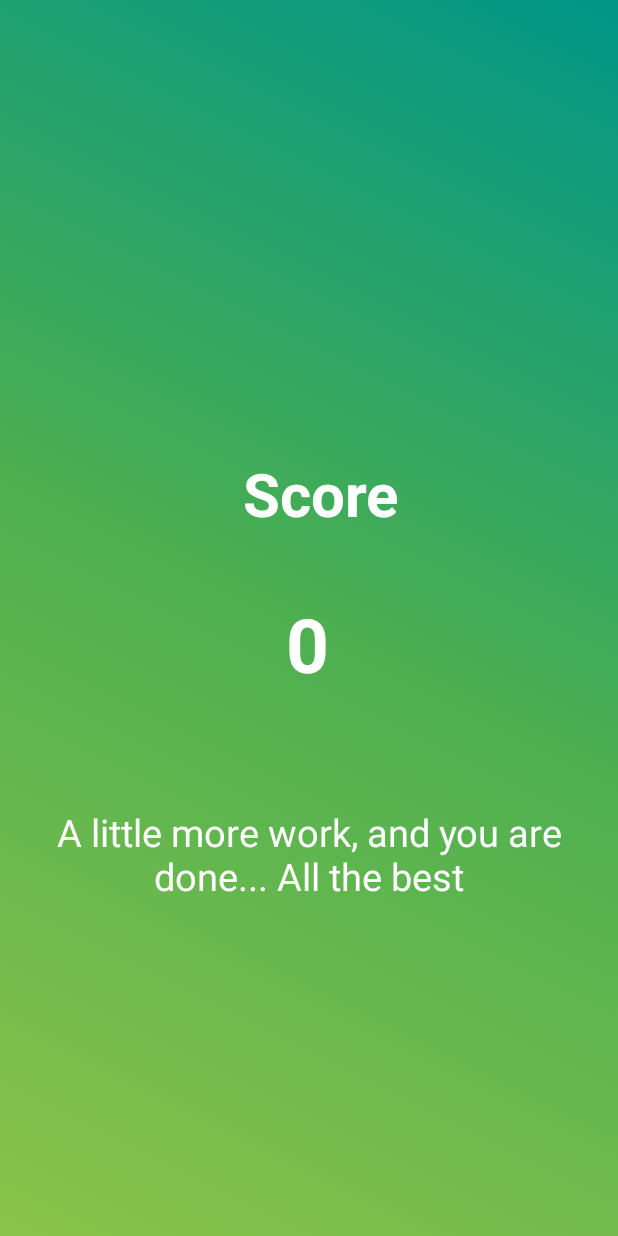
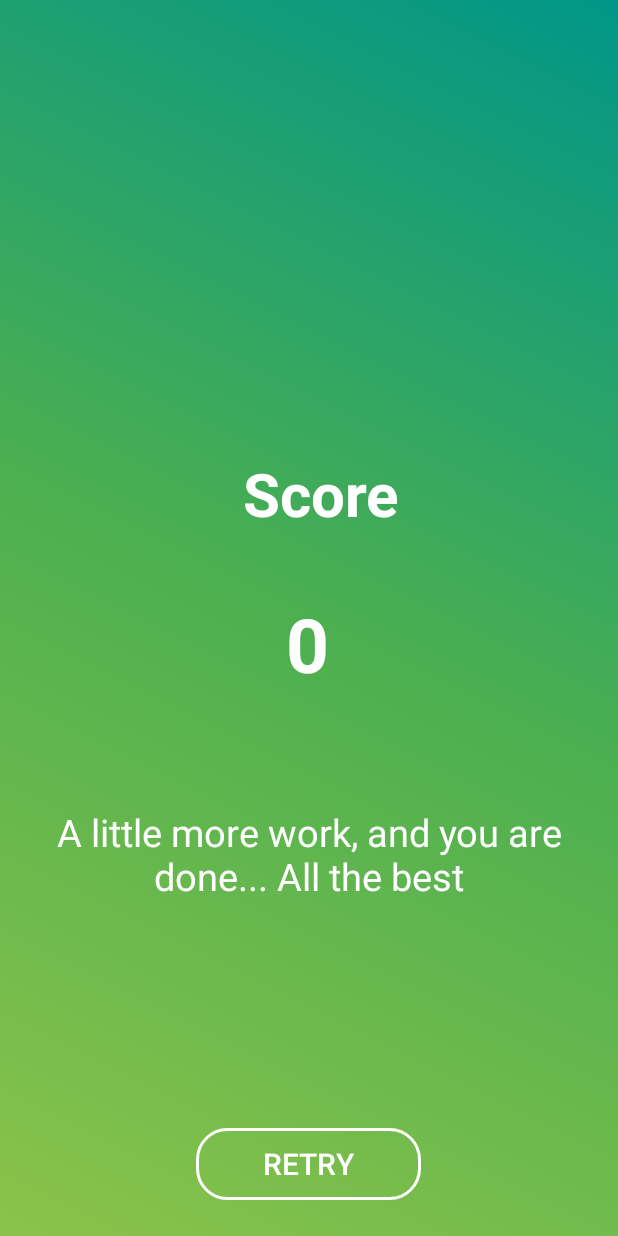
Before and after one commit to PranavPrakasan07/QuizApp, an Android app: the screen it shows after launch (Submitted), after a tap on "SUBMIT", on a phone screen of 412 x 824 dp. Run offline under Robolectric (Android 15) with nearby library versions, the phone set to English and light mode, and no system bars.

Commit message:
Minor UI adjustments

```diff
--- a/app/src/main/java/com/example/quizapp/MainActivity.java
+++ b/app/src/main/java/com/example/quizapp/MainActivity.java
@@ -50,6 +50,13 @@
         RadioGroup radioGroup3 = findViewById(R.id.question3);
         RadioGroup radioGroup4 = findViewById(R.id.question4);
         RadioGroup radioGroup5 = findViewById(R.id.question5);
+
+        radioGroup1.clearCheck();
+        radioGroup2.clearCheck();
+        radioGroup3.clearCheck();
+        radioGroup4.clearCheck();
+        radioGroup5.clearCheck();
+
 
         radioGroup1.setOnCheckedChangeListener(new RadioGroup.OnCheckedChangeListener() {
             public void onCheckedChanged(RadioGroup arg0, int id) {
--- a/app/src/main/java/com/example/quizapp/Submitted.java
+++ b/app/src/main/java/com/example/quizapp/Submitted.java
@@ -3,8 +3,10 @@
 import androidx.appcompat.app.AppCompatActivity;
 import androidx.constraintlayout.widget.ConstraintLayout;
 
+import android.content.Intent;
 import android.graphics.drawable.AnimationDrawable;
 import android.os.Bundle;
+import android.view.View;
 import android.widget.TextView;
 
 public class Submitted extends AppCompatActivity {
@@ -51,4 +53,12 @@
         }
 
     }
+
+    public void goToQuiz(View view){
+
+        Intent intent = new Intent(Submitted.this, MainActivity.class);
+        startActivity(intent);
+
+    }
+
 }
--- a/app/src/main/res/drawable/gradient_list.xml
+++ b/app/src/main/res/drawable/gradient_list.xml
@@ -1,8 +1,8 @@
 <?xml version="1.0" encoding="utf-8"?>
 <animation-list xmlns:android="http://schemas.android.com/apk/res/android">
 
-    <item android:duration="2000" android:drawable="@drawable/gradient1"/>
-    <item android:duration="2000" android:drawable="@drawable/gradient2"/>
-    <item android:duration="2000" android:drawable="@drawable/gradient3"/>
+    <item android:duration="3000" android:drawable="@drawable/gradient1"/>
+    <item android:duration="3000" android:drawable="@drawable/gradient2"/>
+    <item android:duration="3000" android:drawable="@drawable/gradient3"/>
 
 </animation-list>
--- /dev/null
+++ b/app/src/main/res/drawable/retry_button.xml
@@ -0,0 +1,11 @@
+<?xml version="1.0" encoding="utf-8"?>
+<shape xmlns:android="http://schemas.android.com/apk/res/android"
+    android:shape="rectangle">
+
+    <stroke android:color="#FFF" android:width="2dp"/>
+
+    <corners android:radius="20dp"/>
+
+
+
+</shape>
--- a/app/src/main/res/layout/activity_submitted.xml
+++ b/app/src/main/res/layout/activity_submitted.xml
@@ -53,5 +53,21 @@
         app:layout_constraintTop_toBottomOf="@+id/score"
         app:layout_constraintVertical_bias="0.252" />
 
+    <Button
+        android:id="@+id/button"
+        android:layout_width="150dp"
+        android:layout_height="wrap_content"
+        android:layout_marginStart="161dp"
+        android:layout_marginEnd="162dp"
+        android:layout_marginBottom="24dp"
+        android:text="Retry"
+        android:textColor="#FFF"
+        android:textSize="20sp"
+        android:onClick="goToQuiz"
+        android:background="@drawable/retry_button"
+        app:layout_constraintBottom_toBottomOf="parent"
+        app:layout_constraintEnd_toEndOf="parent"
+        app:layout_constraintStart_toStartOf="parent" />
+
 
 </androidx.constraintlayout.widget.ConstraintLayout>
```
